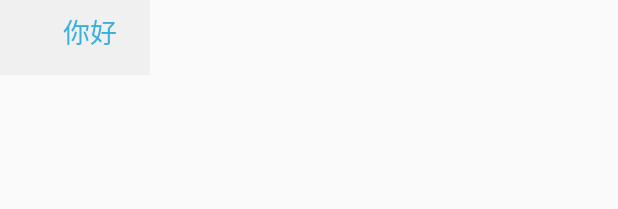
After one commit to lzjin/Test, an Android app: the layout activity_customview.xml on its own in the app's theme, with its tools: preview values and no code run, on a phone screen of 412 x 824 dp. The commit adds this screen. Shown: the top 209 px of the screen. Run offline under Robolectric (Android 15) with nearby library versions, the phone set to English and light mode, and no system bars.

Commit message:
自定义绘制

```diff
--- a/app/src/main/AndroidManifest.xml
+++ b/app/src/main/AndroidManifest.xml
@@ -44,6 +44,7 @@
         <activity android:name=".activity.PreviewAct"/>
         <activity android:name=".activity.TakePhotoAct"/>
         <activity android:name=".activity.RefreshActivity"/>
+        <activity android:name=".activity.CustomViewActivity"/>
     </application>
 
 </manifest>
--- /dev/null
+++ b/app/src/main/java/com/danqiu/myapplication/views/CustomTextView.java
@@ -0,0 +1,127 @@
+package com.danqiu.myapplication.views;
+
+import android.content.Context;
+import android.content.res.TypedArray;
+import android.graphics.Bitmap;
+import android.graphics.Canvas;
+import android.graphics.Color;
+import android.graphics.Paint;
+import android.graphics.Rect;
+import android.support.annotation.Nullable;
+import android.util.AttributeSet;
+import android.util.TypedValue;
+import android.view.View;
+
+import com.danqiu.myapplication.R;
+
+/**
+ * Created by Administrator on 2018/11/14.
+ *  自定义view 图片文字
+ */
+
+public class CustomTextView extends View{
+    public Bitmap mBgbitmap;
+    public int mTextSize=16;
+    public int mTextColor=Color.WHITE;
+    public String mText="";
+    /**
+     * 使用方式
+     *  CustomTextView=new CustomTextView(this)
+     * @param context
+     */
+    public CustomTextView(Context context) {
+        super(context);
+    }
+
+    /**
+     * 使用方式
+     * 布局使用 <com.danqiu.myapplication.views.CustomTextView.....
+     * attrs中使用自定属性
+     * @param context
+     * @param attrs
+     */
+    public CustomTextView(Context context, @Nullable AttributeSet attrs) {
+        super(context, attrs);
+
+        TypedArray typedArray=context.obtainStyledAttributes(attrs,R.styleable.ImgTextView);
+        mTextSize=typedArray.getInteger(R.styleable.ImgTextView_jtextSize,16);
+        mTextColor=typedArray.getColor(R.styleable.ImgTextView_jtextColor, Color.BLACK);
+        mText=typedArray.getString(R.styleable.ImgTextView_jtext);
+       // mBgbitmap= BitmapFactory.decodeResource(getResources(), R.mipmap.ic_text_bg);
+
+        typedArray.recycle();
+    }
+
+    /**
+     * 使用方式
+     * 当有style自定义样式时候使用
+     * @param context
+     * @param attrs
+     * @param defStyleAttr
+     */
+    public CustomTextView(Context context, @Nullable AttributeSet attrs, int defStyleAttr) {
+        super(context, attrs, defStyleAttr);
+    }
+
+    @Override
+    protected void onDraw(Canvas canvas) {
+        super.onDraw(canvas);
+        initView(canvas);
+    }
+
+    private void initView(Canvas canvas) {
+        Paint paint=new Paint();
+
+
+        Rect bounds  = new Rect();
+        paint.getTextBounds(mText, 0, mText.length(), bounds );
+
+        paint.setTextAlign(Paint.Align.LEFT);
+
+        paint.setTextSize(sp2px(mTextSize));//自定义属性
+        paint.setColor(mTextColor);//自定义属性
+        paint.setStyle(Paint.Style.STROKE);
+        canvas.drawText(mText,  getMeasuredWidth()/2 - bounds.width()/2, getMeasuredHeight()/2 + bounds.height()/2, paint);
+
+
+//
+//
+//        Rect mSrcRec = new Rect(0, 0, mBitWidth, mBitHeight);
+//        RectF mSrcRect = new RectF(0, 0, mBitWidth, mBitHeight);
+//        //bitmap对象，Bitmap对象的矩形区域，bitmap绘制在屏幕的什么地方，Paint对象。
+//        canvas.drawBitmap(mBgbitmap,mSrcRec,mSrcRect, paint);
+
+    }
+
+    @Override
+    protected void onMeasure(int widthMeasureSpec, int heightMeasureSpec) {
+        super.onMeasure(widthMeasureSpec, heightMeasureSpec);
+        //宽高模式
+        int widthMode=MeasureSpec.getMode(widthMeasureSpec);
+       // int heigthMode=MeasureSpec.getMode(heightMeasureSpec);
+        //自适应
+        if(widthMode==MeasureSpec.AT_MOST){
+
+        }
+        //布局中写死100dp
+        if(widthMode==MeasureSpec.EXACTLY){
+
+        }
+        //尽可能大，极少用
+        if(widthMode==MeasureSpec.UNSPECIFIED){
+
+        }
+
+
+    }
+
+    /**
+     * 文字sp转px
+     * @param spVal
+     * @return
+     */
+    public int sp2px(int spVal){
+        return (int) TypedValue.applyDimension(TypedValue.COMPLEX_UNIT_SP, spVal, getResources().getDisplayMetrics());
+    }
+
+}
--- /dev/null
+++ b/app/src/main/res/layout/activity_customview.xml
@@ -0,0 +1,16 @@
+<?xml version="1.0" encoding="utf-8"?>
+<LinearLayout xmlns:android="http://schemas.android.com/apk/res/android"
+    android:layout_width="match_parent"
+    android:layout_height="match_parent"
+    xmlns:app="http://schemas.android.com/apk/res-auto"
+    android:orientation="vertical">
+
+    <com.danqiu.myapplication.views.CustomTextView
+        android:layout_width="100dp"
+        android:layout_height="50dp"
+        app:jtextSize="18"
+        app:jtextColor="@color/blue3bafd9"
+        android:background="@color/grayf0"
+        app:jtext="你好"/>
+
+</LinearLayout>
--- a/app/src/main/res/layout/activity_main.xml
+++ b/app/src/main/res/layout/activity_main.xml
@@ -20,6 +20,12 @@
                 android:layout_width="wrap_content"
                 android:layout_height="wrap_content"
                 android:text="刷新框架"/>
+
+            <Button
+                android:id="@+id/bt_custom"
+                android:layout_width="wrap_content"
+                android:layout_height="wrap_content"
+                android:text="自定义文字图片"/>
 
 
 
```
Also changed, not shown: app/src/main/java/com/danqiu/myapplication/MainActivity.java (+8 -2 lines), app/src/main/java/com/danqiu/myapplication/activity/CustomViewActivity.java (added, +20 -0 lines), app/src/main/res/values/attrs.xml (added, +10 -0 lines), app/src/main/res/mipmap-xhdpi/ic_text_bg.png (added).
